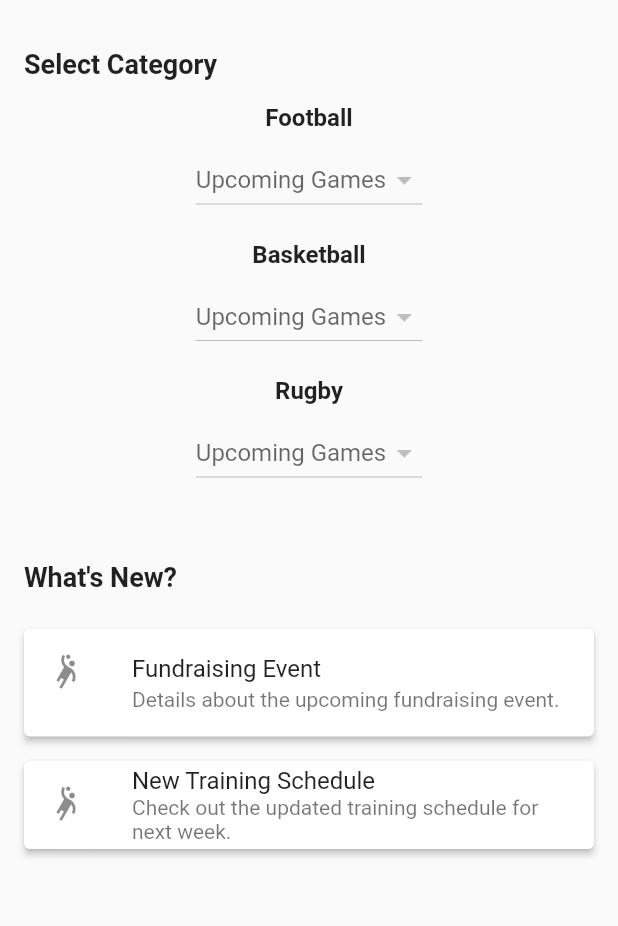
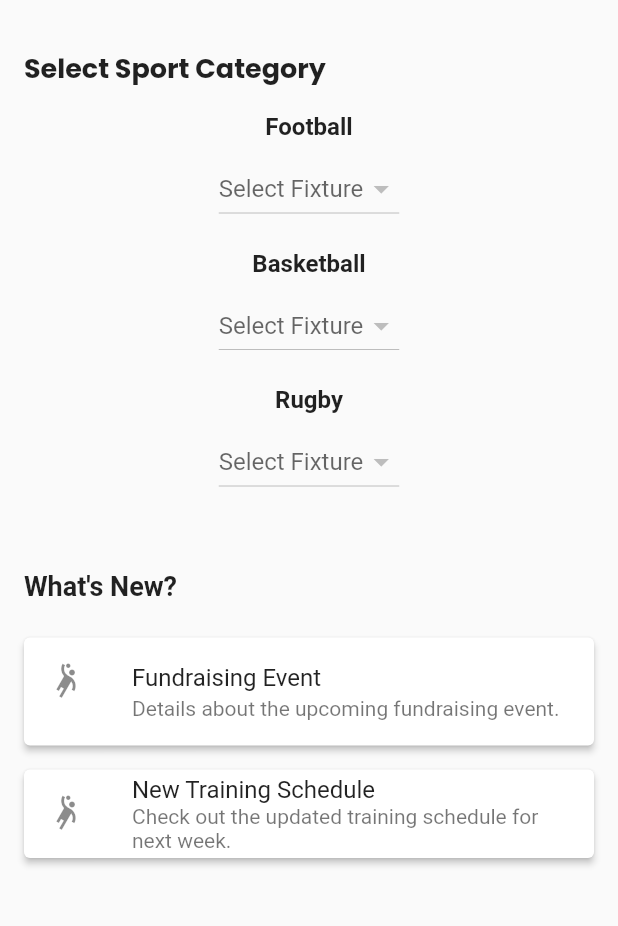
Before and after one commit to Jason-Omondi/sports-mobile-app, a Flutter app: the UserDashboardScreen screen opened directly with empty values, on a phone screen of 412 x 824 dp, the part 246-1172 px from its top. Run offline on Flutter 3.47's test engine with Material 2 defaults, Android fonts, the phone set to English and light mode, and no system bars; our stand-ins replace cloud_firestore, email_validator, firebase_auth, firebase_core, firebase_storage, get and 4 more; accounts and stored records are empty; generated files the repository leaves out were written again; network calls fail.

Commit message:
jd-fixtures-dash

```diff
--- a/lib/presentations/users/dashboard/user_homescreen.dart
+++ b/lib/presentations/users/dashboard/user_homescreen.dart
@@ -3,7 +3,9 @@ import 'package:flutter/material.dart';
 import 'package:get_storage/get_storage.dart';
 import 'package:google_fonts/google_fonts.dart';
 import '../../../utils/widgets/user_drawer.dart';
+import '../../../data/models/fixtures_model.dart';
 import '../../../data/models/articles_model.dart';
+import '../../../data/models/club_teams_model.dart';
 import 'package:sportsapp/presentations/users/clubs/controller/clubs_controller.dart';
 import 'package:sportsapp/presentations/login_screen/controller/login_controller.dart';
 
@@ -27,8 +29,6 @@ class UserDashboardScreen extends StatelessWidget {
     ),
     // Add more dummy articles as needed
   ];
-
-  //final List<String> _clubs = clubController.sportsTypes;
 
   // Inside UserDashboardScreen build method
   Widget userInformationCard() {
@@ -76,17 +76,24 @@ class UserDashboardScreen extends StatelessWidget {
   }
 
 // Inside UserDashboardScreen build method
+// Inside UserDashboardScreen class
+
+// Inside selectCategorySection method
+// Inside UserDashboardScreen class
+
+// Inside selectCategorySection method
 Widget selectCategorySection() {
   // Logic to fetch upcoming games for each club
-    List<String> clubs = clubController.sportsTypes;
+  List<String> sportsTypes = clubController.sportsTypes;
   return Container(
     margin: EdgeInsets.symmetric(vertical: 16.0, horizontal: 16.0),
     child: Column(
       crossAxisAlignment: CrossAxisAlignment.start,
       children: [
         Text(
-            'Select Category',
-            style: TextStyle(fontWeight: FontWeight.bold, fontSize: 18.0),
+          'Select Sport Category',
+          style: GoogleFonts.poppins(
+              fontWeight: FontWeight.bold, fontSize: 18.0),
         ),
         SizedBox(height: 16.0),
         SizedBox(
@@ -94,24 +101,47 @@ class UserDashboardScreen extends StatelessWidget {
           child: Center(
             child: ListView.builder(
               shrinkWrap: true,
-                itemCount: clubs.length,
+              itemCount: sportsTypes.length,
               itemBuilder: (context, index) {
-                  String club = clubs[index];
-                  // Replace this with actual dropdown widget showing upcoming games
+                String sport = sportsTypes[index];
+                // Fetch fixtures for this sport
+                List<Fixture> fixtures = clubController.fixtures
+                    .where((fixture) => fixture.sport == sport)
+                    .toList();
+
                 return Column(
                   crossAxisAlignment: CrossAxisAlignment.center,
                   children: [
                     Text(
-                        club,
+                      sport,
                       style: TextStyle(
                           fontWeight: FontWeight.bold, fontSize: 16.0),
                     ),
                     SizedBox(height: 8.0),
-                      // Replace this with dropdown widget
-                      DropdownButton<String>(
-                        items: [],
-                        onChanged: (value) {},
-                        hint: Text('Upcoming Games'),
+                    // Replace this with dropdown widget to select fixtures
+                    DropdownButton<Fixture>(
+                      items: fixtures
+                          .map<DropdownMenuItem<Fixture>>((Fixture fixture) {
+                        final team1 = clubController.clubsTeamsData.firstWhere(
+                          (team) => team.id == fixture.team1Id,
+                          orElse: () => ClubTeamsData(name: ''),
+                        );
+                        final team2 = clubController.clubsTeamsData.firstWhere(
+                          (team) => team.id == fixture.team2Id,
+                          orElse: () => ClubTeamsData(name: ''),
+                        );
+
+                        return DropdownMenuItem<Fixture>(
+                          value: fixture,
+                          child: Text(
+                            '${team1.name ?? 'Team 1'} vs ${team2.name ?? 'Team 2'}',
+                          ),
+                        );
+                      }).toList(),
+                      onChanged: (selectedFixture) {
+                        // Handle selected fixture
+                      },
+                      hint: Text('Select Fixture'),
                     ),
                     SizedBox(height: 16.0),
                   ],
@@ -124,6 +154,61 @@ class UserDashboardScreen extends StatelessWidget {
     ),
   );
 }
+
+
+
+
+
+  // Widget selectCategorySection() {
+  //   // Logic to fetch upcoming games for each club
+  //   // if sport == cluBcontroller.fixtures.sport => place the fixture in same sport category
+  //   List<String> sport = clubController.sportsTypes;
+  //   return Container(
+  //     margin: EdgeInsets.symmetric(vertical: 16.0, horizontal: 16.0),
+  //     child: Column(
+  //       crossAxisAlignment: CrossAxisAlignment.start,
+  //       children: [
+  //         Text(
+  //           'Select Sport Category',
+  //           style: GoogleFonts.poppins(
+  //               fontWeight: FontWeight.bold, fontSize: 18.0),
+  //         ),
+  //         SizedBox(height: 16.0),
+  //         SizedBox(
+  //           width: double.infinity,
+  //           child: Center(
+  //             child: ListView.builder(
+  //               shrinkWrap: true,
+  //               itemCount: sport.length,
+  //               itemBuilder: (context, index) {
+  //                 String club = sport[index];
+  //                 // Replace this with actual dropdown widget showing upcoming games
+  //                 return Column(
+  //                   crossAxisAlignment: CrossAxisAlignment.center,
+  //                   children: [
+  //                     Text(
+  //                       club,
+  //                       style: TextStyle(
+  //                           fontWeight: FontWeight.bold, fontSize: 16.0),
+  //                     ),
+  //                     SizedBox(height: 8.0),
+  //                     // Replace this with dropdown widget
+  //                     DropdownButton<String>(
+  //                       items: [],
+  //                       onChanged: (value) {},
+  //                       hint: Text('Upcoming Games'),
+  //                     ),
+  //                     SizedBox(height: 16.0),
+  //                   ],
+  //                 );
+  //               },
+  //             ),
+  //           ),
+  //         ),
+  //       ],
+  //     ),
+  //   );
+  // }
 
 // Inside UserDashboardScreen build method
   Widget whatsNewSection() {
```
Also changed, not shown: lib/presentations/login_screen/login_screen.dart (+33 -22 lines). Lines whose indentation alone changed are shown as unchanged.
